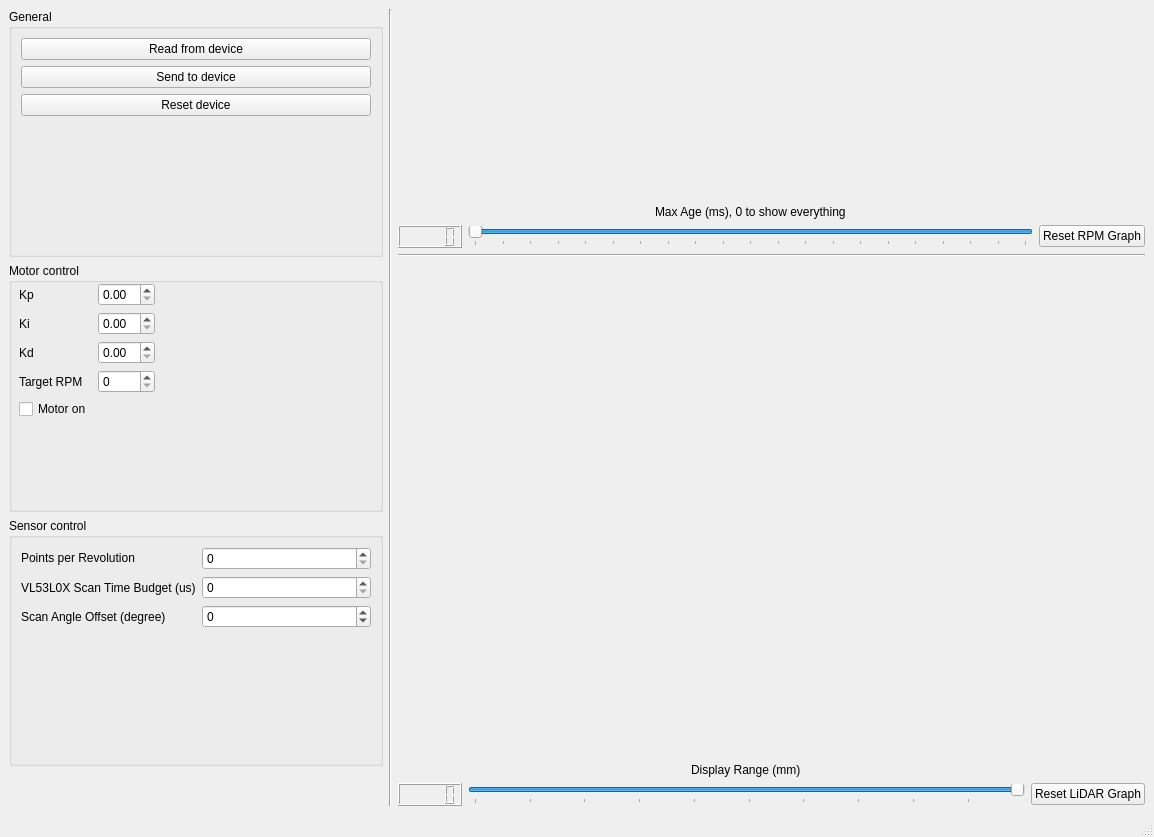
Above: interface-script/window.ui from Scrath1/Pico-LiDAR before the change. Below: the same form after it.
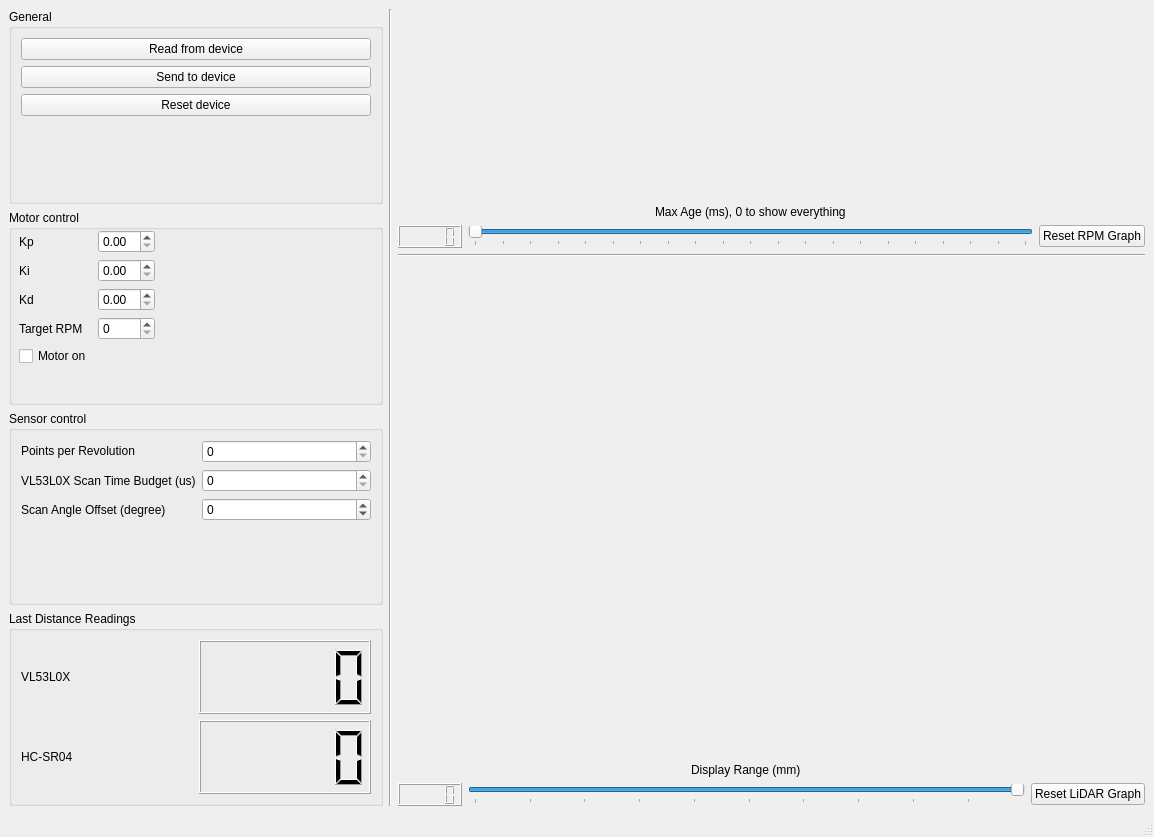
That is the form after the change. Custom widgets are drawn as their Qt base class.

Commit message: Added display for latest sensor readings, enabled pull-downs for HC-SR04 pins

Patch:
```diff
--- a/interface-script/window.ui
+++ b/interface-script/window.ui
@@ -18,7 +18,7 @@
     <item row="0" column="0">
      <layout class="QHBoxLayout" name="horizontalLayout_2" stretch="1,0,2">
       <item>
-       <layout class="QVBoxLayout" name="controls" stretch="1,1,1,0">
+       <layout class="QVBoxLayout" name="controls" stretch="1,1,1,1">
         <item>
          <widget class="QGroupBox" name="groupBox_general_control">
           <property name="title">
@@ -240,17 +240,33 @@
          </widget>
         </item>
         <item>
-         <spacer name="verticalSpacer_3">
-          <property name="orientation">
-           <enum>Qt::Vertical</enum>
+         <widget class="QGroupBox" name="groupBox_sensors">
+          <property name="title">
+           <string>Last Distance Readings</string>
           </property>
-          <property name="sizeHint" stdset="0">
-           <size>
-            <width>20</width>
-            <height>40</height>
-           </size>
-          </property>
-         </spacer>
+          <layout class="QGridLayout" name="gridLayout_2">
+           <item row="0" column="1">
+            <widget class="QLCDNumber" name="display_vl53l0x"/>
+           </item>
+           <item row="0" column="0">
+            <widget class="QLabel" name="label_vl53l0x_display">
+             <property name="text">
+              <string>VL53L0X</string>
+             </property>
+            </widget>
+           </item>
+           <item row="1" column="0">
+            <widget class="QLabel" name="label_hc_sr04_display">
+             <property name="text">
+              <string>HC-SR04</string>
+             </property>
+            </widget>
+           </item>
+           <item row="1" column="1">
+            <widget class="QLCDNumber" name="display_hc_sr04"/>
+           </item>
+          </layout>
+         </widget>
         </item>
        </layout>
       </item>
```
The commit also changes 3 other files.
